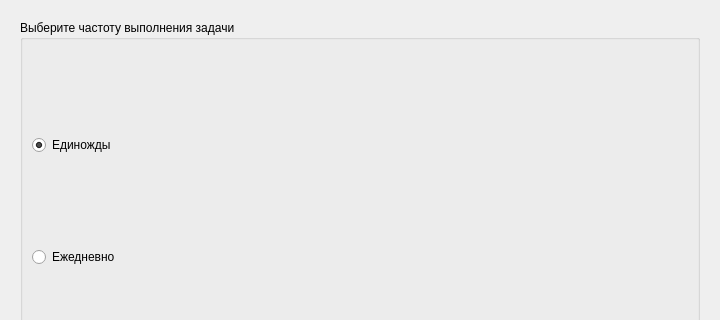
First picture: the form in Scheduler/src/pages/pages.ui, repository Tivlas/task-scheduler, before the edit; both pictures show x 0 to 720 and y 0 to 320 of the 720 by 527 pixel window.
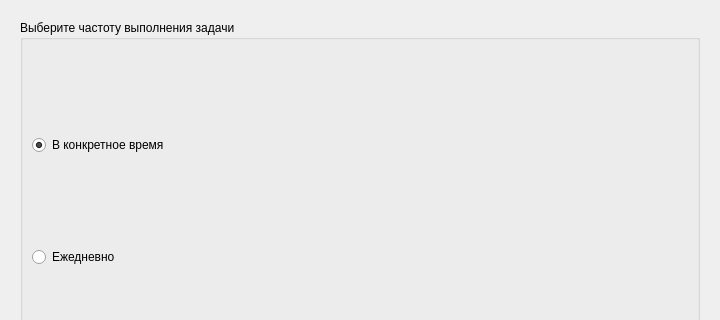
Second picture: the form after the edit. The open tabs and pages were chosen to show the change.

Commit message: Задача в конкретное время.

Patch:
```diff
--- a/Scheduler/src/pages/pages.ui
+++ b/Scheduler/src/pages/pages.ui
@@ -84,7 +84,7 @@
           <item row="0" column="0">
            <widget class="QRadioButton" name="onceRadioButton">
             <property name="text">
-             <string>Единожды</string>
+             <string>В конкретное время</string>
             </property>
             <property name="checked">
              <bool>true</bool>
```
Left out of the diff: 2 changed lines with no effect on the pictures. The commit also changes 2 other files.
